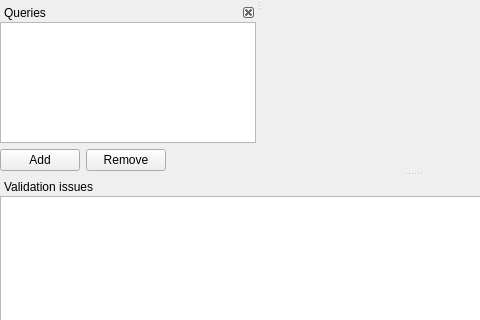
Above: PeTedit/MainWindow.ui from jonasfj/PeTe before the change; both pictures show x 0 to 480 and y 220 to 540 of the 826 by 630 pixel window. Below: the same form after it.
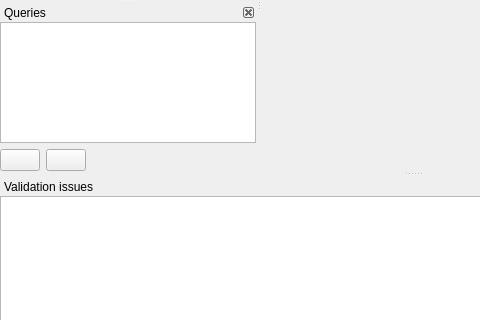
That is the form after the change.

Commit message: Added icons to buttons

```diff
--- a/PeTedit/MainWindow.ui
+++ b/PeTedit/MainWindow.ui
@@ -245,14 +245,14 @@
        <item>
         <widget class="QPushButton" name="addQuery">
          <property name="text">
-          <string>Add</string>
+          <string/>
          </property>
         </widget>
        </item>
        <item>
         <widget class="QPushButton" name="deleteQuery">
          <property name="text">
-          <string>Remove</string>
+          <string/>
          </property>
         </widget>
        </item>
```
Left out of the diff: 13 changed lines with no effect on the pictures. The commit also changes 2 other files.
